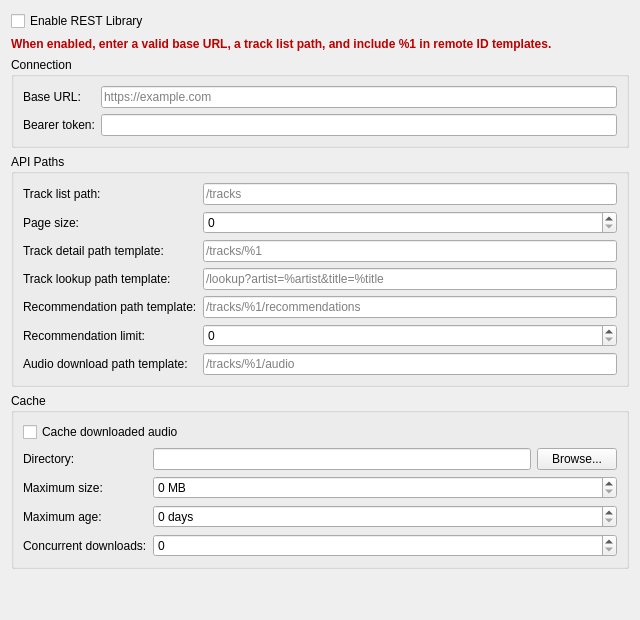
The window that src/preferences/dialog/dlgprefrestlibrarydlg.ui (Firewolf34/mixxx-mixman-api) describes before a commit, drawn with Qt 5.
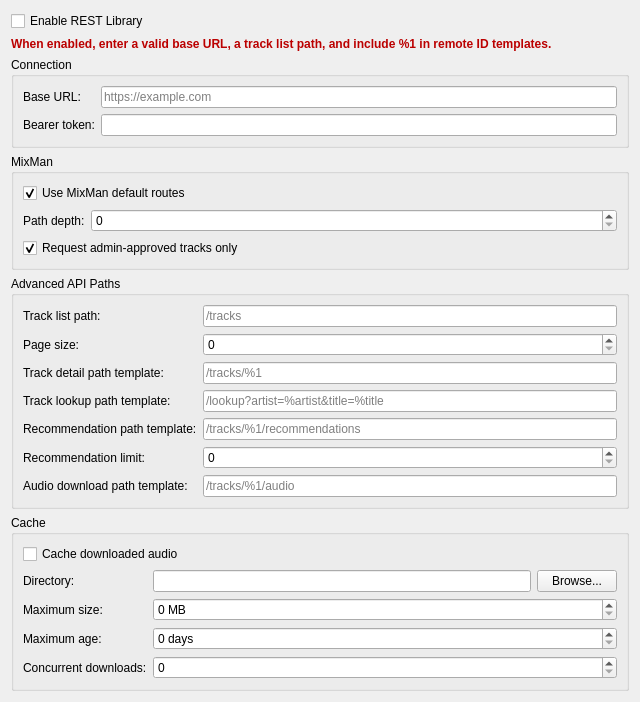
The same window after the commit.

Commit message: Make REST library MixMan recommendations first class

```diff
--- a/src/preferences/dialog/dlgprefrestlibrarydlg.ui
+++ b/src/preferences/dialog/dlgprefrestlibrarydlg.ui
@@ -73,10 +73,52 @@
      </layout>
     </widget>
    </item>
+   <item>
+    <widget class="QGroupBox" name="groupBoxMixMan">
+     <property name="title">
+      <string>MixMan</string>
+     </property>
+     <layout class="QFormLayout" name="formLayoutMixMan">
+      <item row="0" column="0" colspan="2">
+       <widget class="QCheckBox" name="checkBoxUseMixManDefaults">
+        <property name="text">
+         <string>Use MixMan default routes</string>
+        </property>
+        <property name="checked">
+         <bool>true</bool>
+        </property>
+       </widget>
+      </item>
+      <item row="1" column="0">
+       <widget class="QLabel" name="labelMixManPathDepth">
+        <property name="text">
+         <string>Path depth:</string>
+        </property>
+        <property name="buddy">
+         <cstring>spinBoxMixManPathDepth</cstring>
+        </property>
+       </widget>
+      </item>
+      <item row="1" column="1">
+       <widget class="QSpinBox" name="spinBoxMixManPathDepth"/>
+      </item>
+      <item row="2" column="0" colspan="2">
+       <widget class="QCheckBox" name="checkBoxMixManAdminApprovedOnly">
+        <property name="text">
+         <string>Request admin-approved tracks only</string>
+        </property>
+        <property name="checked">
+         <bool>true</bool>
+        </property>
+       </widget>
+      </item>
+     </layout>
+    </widget>
+   </item>
    <item>
     <widget class="QGroupBox" name="groupBoxApiPaths">
      <property name="title">
-      <string>API Paths</string>
+      <string>Advanced API Paths</string>
      </property>
      <layout class="QFormLayout" name="formLayoutApiPaths">
       <item row="0" column="0">
```
The commit also changes 19 other files.
